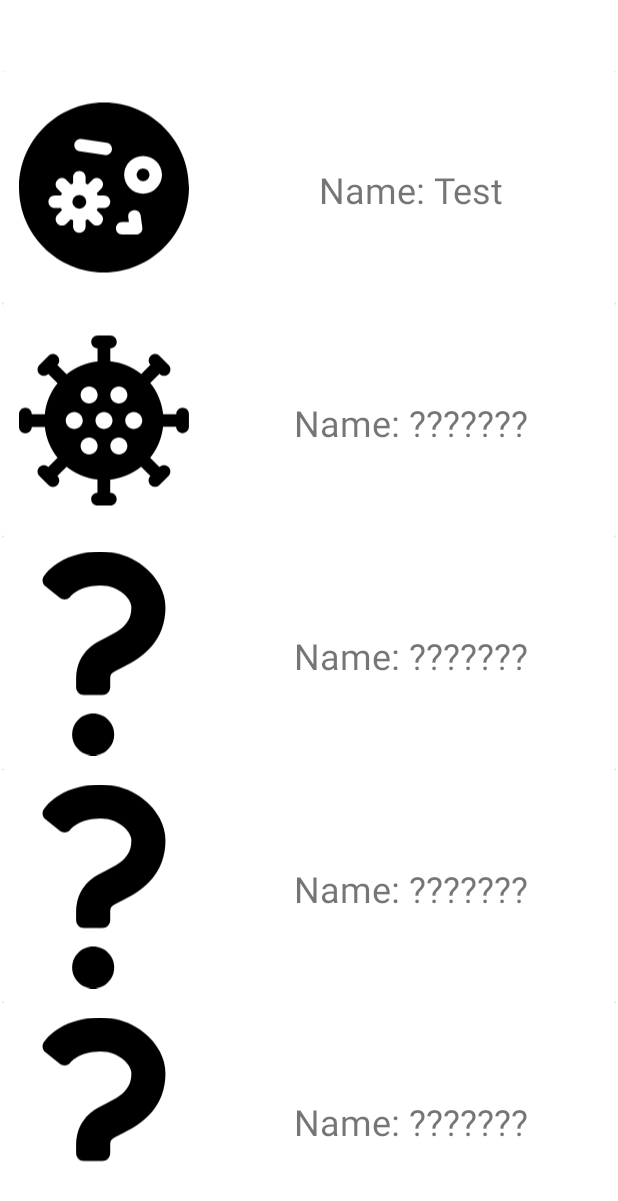
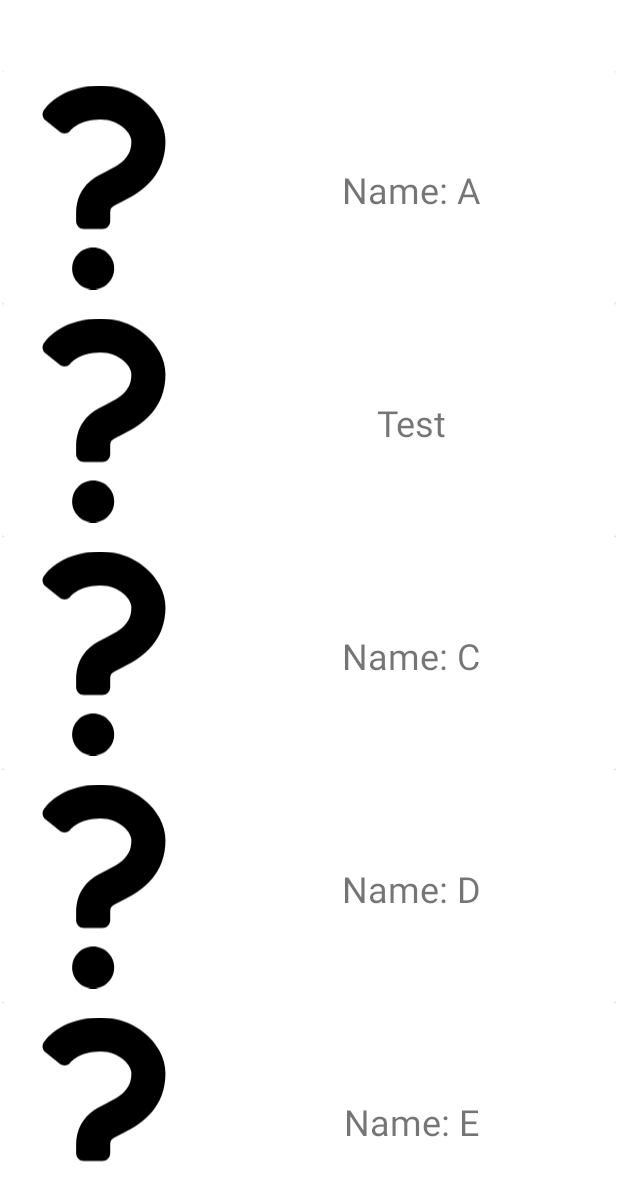
Before and after one commit to dancannotcode/ClickerGame, an Android app: the fragment collectionFragment shown on its own in the app's theme, on a phone screen of 412 x 824 dp. Shown: the top 1201 px of the screen. Run offline under Robolectric (Android 15) with nearby library versions, the phone set to English and light mode, and no system bars.

Commit message:
Started work on save data for collection page -There is now a class that doesnt do much because saving sucks

```diff
--- a/app/src/main/java/com/example/testing/MainActivity.java
+++ b/app/src/main/java/com/example/testing/MainActivity.java
@@ -13,6 +13,7 @@ import com.google.firebase.firestore.FirebaseFirestore;
 public class MainActivity extends AppCompatActivity {
 
     FirebaseFirestore firestore;
+    //public static saveData saveData = new saveData();
     @Override
     protected void onCreate(Bundle savedInstanceState) {
         super.onCreate(savedInstanceState);
--- /dev/null
+++ b/app/src/main/java/com/example/testing/saveData.java
@@ -0,0 +1,20 @@
+package com.example.testing;
+
+
+public class saveData {
+    String[] virusName = {"Name: A","Name: B","Name: C","Name: D","Name: E","Name: F","Name: G"};
+    int[] virusPicture = {R.drawable.question_mark,R.drawable.question_mark,R.drawable.question_mark,R.drawable.question_mark,R.drawable.question_mark,R.drawable.question_mark,R.drawable.question_mark};
+    int currentCustomization = 0;
+
+    public int[] getVirusPicture() {
+        return virusPicture;
+    }
+
+    public String[] getVirusName() {
+        return virusName;
+    }
+
+    public void setVirusNamePart(String virusNameCurrent, int part) {
+        this.virusName[part] = virusNameCurrent;
+    }
+}
--- a/app/src/main/java/com/example/testing/ui/collectionTab/collectionFragment.java
+++ b/app/src/main/java/com/example/testing/ui/collectionTab/collectionFragment.java
@@ -15,6 +15,7 @@ import com.example.testing.databinding.FragmentCollectionBinding;
 import com.example.testing.virusModel;
 import com.example.testing.virus_RecyclerViewAdapter;
 import java.util.ArrayList;
+import com.example.testing.saveData;
 
 
 public class collectionFragment extends Fragment{
@@ -40,9 +41,6 @@ public class collectionFragment extends Fragment{
      */
     @Override
     public void onViewCreated(@NonNull View view, @Nullable Bundle savedInstanceState){
-        virusPicture[1] = R.drawable.cell_enemy;
-        virusPicture[0] = R.drawable.bacteria_enemy;
-        virusName[0] = "Name: Test";
         RecyclerView recyclerView = view.findViewById(R.id.virusRecyclerView);
         setVirusModel();
         virus_RecyclerViewAdapter adapter = new virus_RecyclerViewAdapter(getContext(),virusModel);
@@ -82,6 +80,10 @@ public class collectionFragment extends Fragment{
      * area full of all viruses that the user has created between every run.
      */
     private void setVirusModel(){
+        saveData saveData = new saveData();
+        String[] virusName = saveData.getVirusName();
+        int[] virusPicture = saveData.getVirusPicture();
+        saveData.setVirusNamePart("Test", 1);
         String[] virusType = getResources().getStringArray(R.array.virus_type);
         String[] virusColor = getResources().getStringArray(R.array.virus_color);
 
--- a/app/src/main/java/com/example/testing/ui/customizationTab/CustomizationFragment.java
+++ b/app/src/main/java/com/example/testing/ui/customizationTab/CustomizationFragment.java
@@ -17,6 +17,7 @@ import androidx.navigation.fragment.NavHostFragment;
 
 import com.example.testing.R;
 import com.example.testing.databinding.FragmentCustomizationBinding;
+import com.example.testing.saveData;
 
 public class CustomizationFragment extends Fragment{
 
@@ -27,6 +28,7 @@ public class CustomizationFragment extends Fragment{
     Button enemy1Button;
     Button enemy2Button;
     EditText nameField;
+    int currentCustomization = 0;
 
     @Override
     public View onCreateView(@NonNull LayoutInflater inflater, ViewGroup container, Bundle savedInstanceState) {
@@ -118,8 +120,11 @@ public class CustomizationFragment extends Fragment{
 
             @Override
             public void onClick(View v) {
-                Log.v("Virus Name", nameField.getText().toString());
+                saveData saveData = new saveData();
                 String virusName = nameField.getText().toString();
+                Log.v("Virus Name", virusName);
+                saveData.setVirusNamePart(virusName, currentCustomization);
+                currentCustomization++;
                 NavHostFragment.findNavController(CustomizationFragment.this).navigate(R.id.action_navigation_notifications_to_navigation_customizationcheck);
 
             }
```
